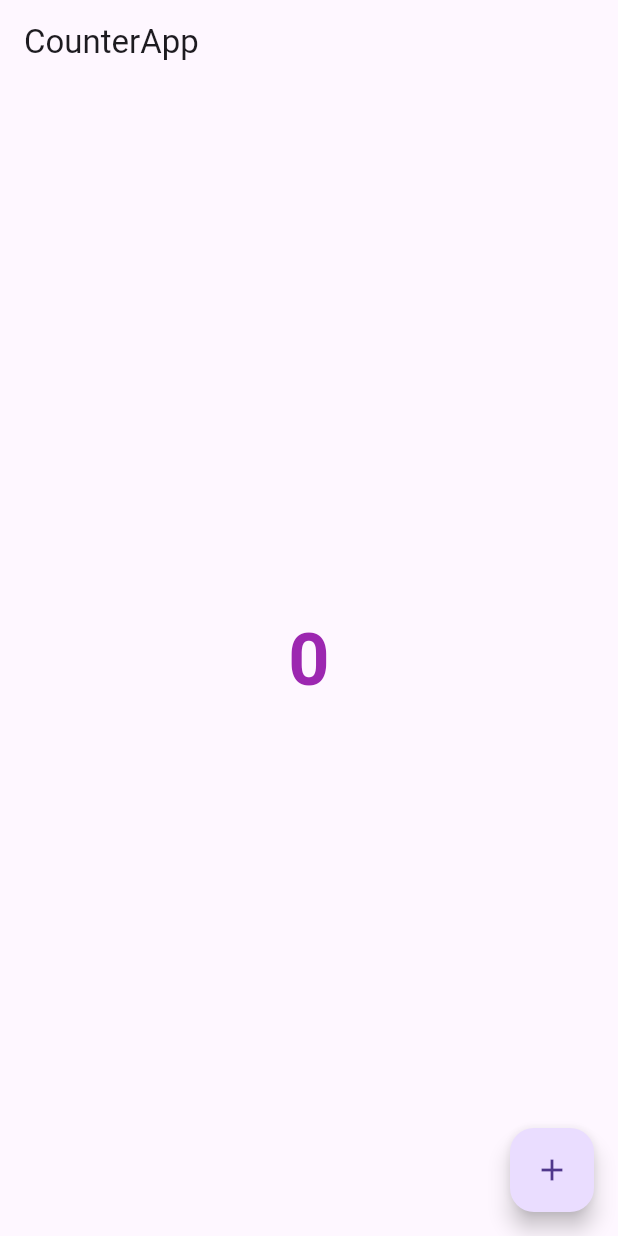
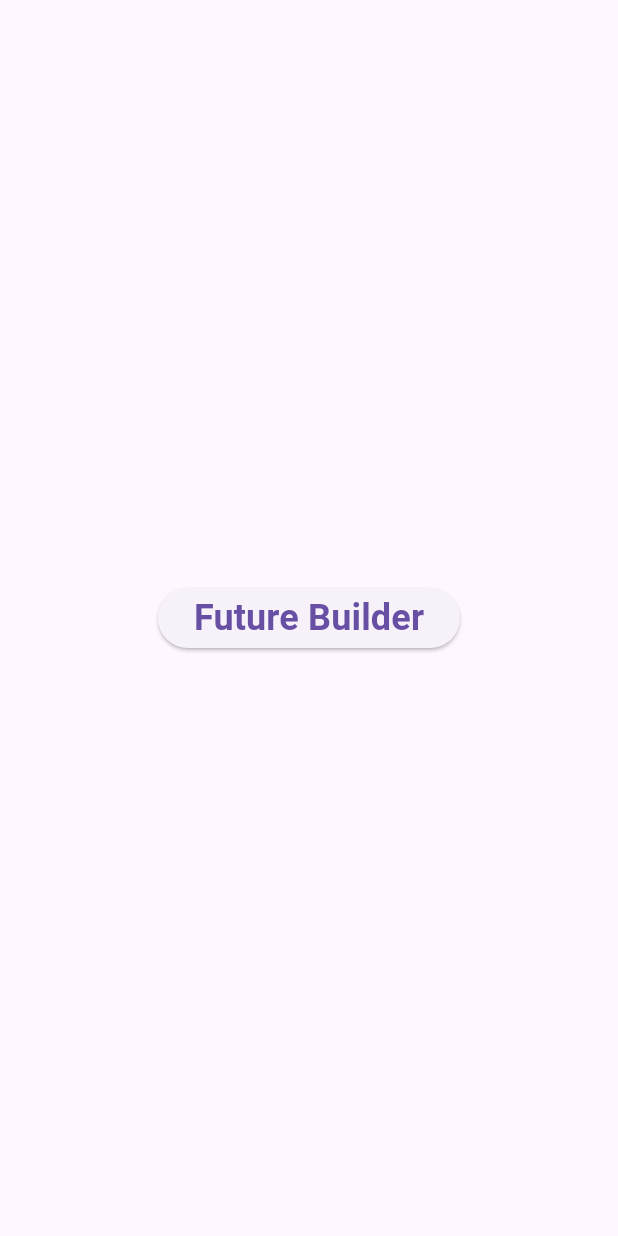
Before and after one commit to ammarabid29/Riverpod-App, a Flutter app: the screen it shows after launch, on a phone screen of 412 x 824 dp. Run offline on Flutter 3.47's test engine with Material 3 defaults, Android fonts, the phone set to English and light mode, and no system bars; our stand-ins replace flutter_riverpod.

Commit message:
FutureProvider

```diff
--- a/lib/main.dart
+++ b/lib/main.dart
@@ -3,7 +3,8 @@ import 'package:flutter/material.dart';
 import 'package:flutter_riverpod/flutter_riverpod.dart';
 
 // import 'package:riverpod_app/provider_types/basic_provider.dart';
-import 'package:riverpod_app/provider_types/state_provider.dart';
+// import 'package:riverpod_app/provider_types/state_provider.dart';
+import 'package:riverpod_app/provider_types/future_provider/start_page.dart';
 
 void main() {
   runApp(
@@ -20,8 +21,14 @@ class MyApp extends StatelessWidget {
   @override
   Widget build(BuildContext context) {
     return const MaterialApp(
+      // basic_provider
       // home: BasicProvider(),
-      home: CounterWidget(),
+
+      // state_provider
+      // home: CounterWidget(),
+
+      // future_provider
+      home: StartPage(),
     );
   }
 }
--- /dev/null
+++ b/lib/provider_types/future_provider/dummy_weather.dart
@@ -0,0 +1,6 @@
+Future<String> fetchWeatherReport() async {
+  return await Future.delayed(
+    const Duration(seconds: 3),
+    () => "33 C",
+  );
+}
--- /dev/null
+++ b/lib/provider_types/future_provider/start_page.dart
@@ -0,0 +1,27 @@
+import 'package:flutter/material.dart';
+import 'package:riverpod_app/provider_types/future_provider/future_provider.dart';
+
+class StartPage extends StatelessWidget {
+  const StartPage({super.key});
+
+  @override
+  Widget build(BuildContext context) {
+    return Scaffold(
+      body: Center(
+        child: ElevatedButton(
+          onPressed: () {
+            Navigator.push(context,
+                MaterialPageRoute(builder: (ctx) => const WeatherScreen()));
+          },
+          child: const Text(
+            "Future Builder",
+            style: TextStyle(
+              fontSize: 24,
+              fontWeight: FontWeight.bold,
+            ),
+          ),
+        ),
+      ),
+    );
+  }
+}
```
Also changed, not shown: lib/provider_types/future_provider/future_provider.dart (added, +45 -0 lines).
